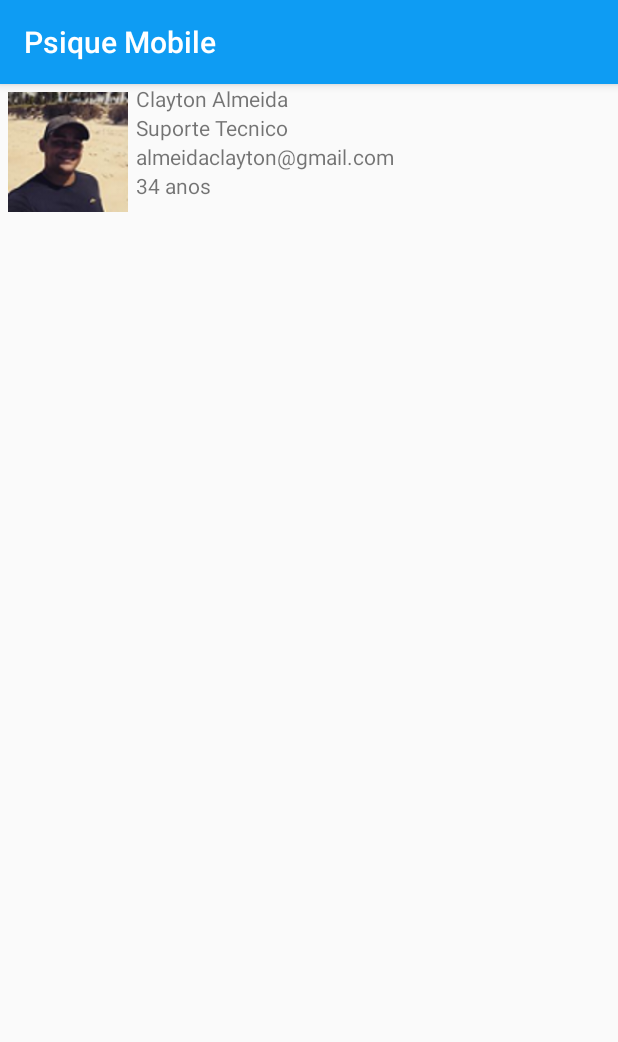
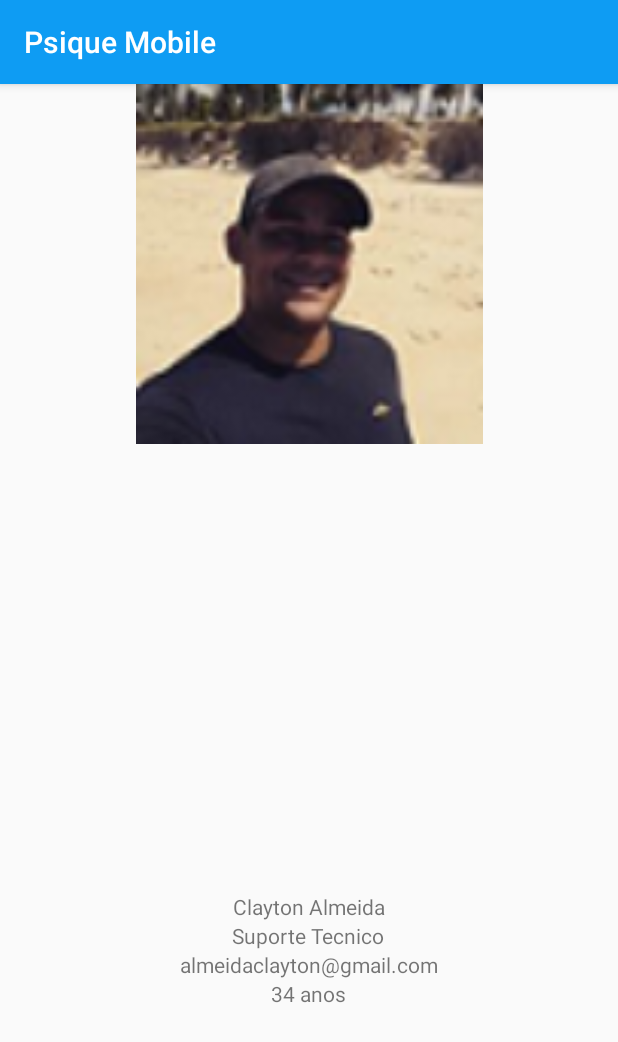
Before and after one commit to tsavio/psique, an Android app: the MainActivityPerfilPaciente screen opened directly, with no data from a screen before it, on a phone screen of 412 x 824 dp. Shown: the top 1042 px of the screen. Run offline under Robolectric (Android 15) with nearby library versions, the phone set to English and light mode, and no system bars.

Commit message:
Ajuste de tela de paciente + inserção de dados no menu

```diff
--- a/Psique_Mobile/app/build.gradle
+++ b/Psique_Mobile/app/build.gradle
@@ -35,4 +35,7 @@ dependencies {
     implementation 'com.android.support:mediarouter-v7:28.0.0'
 
 
+
+
+
 }
--- a/Psique_Mobile/app/src/main/java/com/example/psique_mobile/MainActivityVideoChamada.java
+++ b/Psique_Mobile/app/src/main/java/com/example/psique_mobile/MainActivityVideoChamada.java
@@ -18,7 +18,7 @@ import android.view.View;
 import android.widget.ImageView;
 import android.widget.TextView;
 
-
+import static com.example.psique_mobile.R.drawable.ic_menu_camera;
 
 public class MainActivityVideoChamada extends AppCompatActivity {
     ImageView imageViewFoto;
@@ -61,7 +61,7 @@ public class MainActivityVideoChamada extends AppCompatActivity {
     }
     public void tirarFoto(){
 
-        String url = "https://hangouts.google.com/hangouts/_/raaystieqjdojcqw26iapnwjvye";
+        String url = "https://hangouts.google.com/hangouts/_/raaystieqjdojcqw 26iapnwjvye";
         Intent i = new Intent(Intent.ACTION_VIEW);
         i.setData(Uri.parse(url));
         startActivity(i);
--- a/Psique_Mobile/app/src/main/res/layout/activity_main_perfil_paciente.xml
+++ b/Psique_Mobile/app/src/main/res/layout/activity_main_perfil_paciente.xml
@@ -1,5 +1,5 @@
 <?xml version="1.0" encoding="utf-8"?>
-<LinearLayout xmlns:android="http://schemas.android.com/apk/res/android"
+<android.support.constraint.ConstraintLayout xmlns:android="http://schemas.android.com/apk/res/android"
     xmlns:app="http://schemas.android.com/apk/res-auto"
     xmlns:tools="http://schemas.android.com/tools"
     android:layout_width="match_parent"
@@ -8,50 +8,60 @@
 
     <ImageView
         android:id="@+id/imagem"
-        android:layout_width="80dp"
-        android:layout_height="80dp"
+        android:layout_width="231dp"
+        android:layout_height="240dp"
         android:layout_margin="5dp"
+        android:layout_marginStart="90dp"
+        android:layout_marginEnd="175dp"
+        android:gravity="center"
         android:scaleType="fitXY"
-        android:src="@drawable/eu_launcher" />
+        android:src="@drawable/eu_launcher"
+        app:layout_constraintEnd_toEndOf="parent"
+        app:layout_constraintStart_toStartOf="parent"
+        tools:layout_editor_absoluteY="103dp" />
 
 
     <LinearLayout
-        android:layout_width="324dp"
-        android:layout_height="84dp"
-        android:layout_gravity="right"
-        android:orientation="vertical">
+        android:layout_width="314dp"
+        android:layout_height="82dp"
+        android:layout_marginStart="48dp"
+        android:layout_marginEnd="49dp"
+        android:layout_marginBottom="147dp"
+        android:orientation="vertical"
+        app:layout_constraintBottom_toBottomOf="parent"
+        app:layout_constraintEnd_toEndOf="parent"
+        app:layout_constraintStart_toStartOf="parent">
 
         <TextView
             android:id="@+id/Nome"
             android:layout_width="match_parent"
             android:layout_height="wrap_content"
+            android:gravity="center"
             android:text="Clayton Almeida" />
 
         <TextView
             android:id="@+id/Profissao"
             android:layout_width="match_parent"
             android:layout_height="wrap_content"
+            android:gravity="center"
             android:text="Suporte Tecnico" />
 
         <TextView
             android:id="@+id/Email"
             android:layout_width="match_parent"
             android:layout_height="wrap_content"
+            android:gravity="center"
             android:text="almeidaclayton@gmail.com" />
 
         <TextView
             android:id="@+id/idade"
             android:layout_width="match_parent"
             android:layout_height="wrap_content"
+            android:gravity="center"
             android:text="34 anos" />
 
 
     </LinearLayout>
 
 
-
-
-
-
-
-</LinearLayout>
+</android.support.constraint.ConstraintLayout>
--- a/Psique_Mobile/build.gradle
+++ b/Psique_Mobile/build.gradle
@@ -9,6 +9,9 @@ buildscript {
     dependencies {
         classpath 'com.android.tools.build:gradle:3.4.1'
         classpath 'com.google.gms:google-services:4.2.0'
+
+
+
 
         // NOTE: Do not place your application dependencies here; they belong
         // in the individual module build.gradle files
```
Also changed, not shown: Psique_Mobile/app/src/main/java/com/example/psique_mobile/MainActivityListadeMedicos.java (+7 -2 lines), Psique_Mobile/app/src/main/res/layout/activity_main.xml (+6 -6 lines), Psique_Mobile/app/src/main/res/layout/activity_main_listade_medicos.xml (+7 -3 lines).
